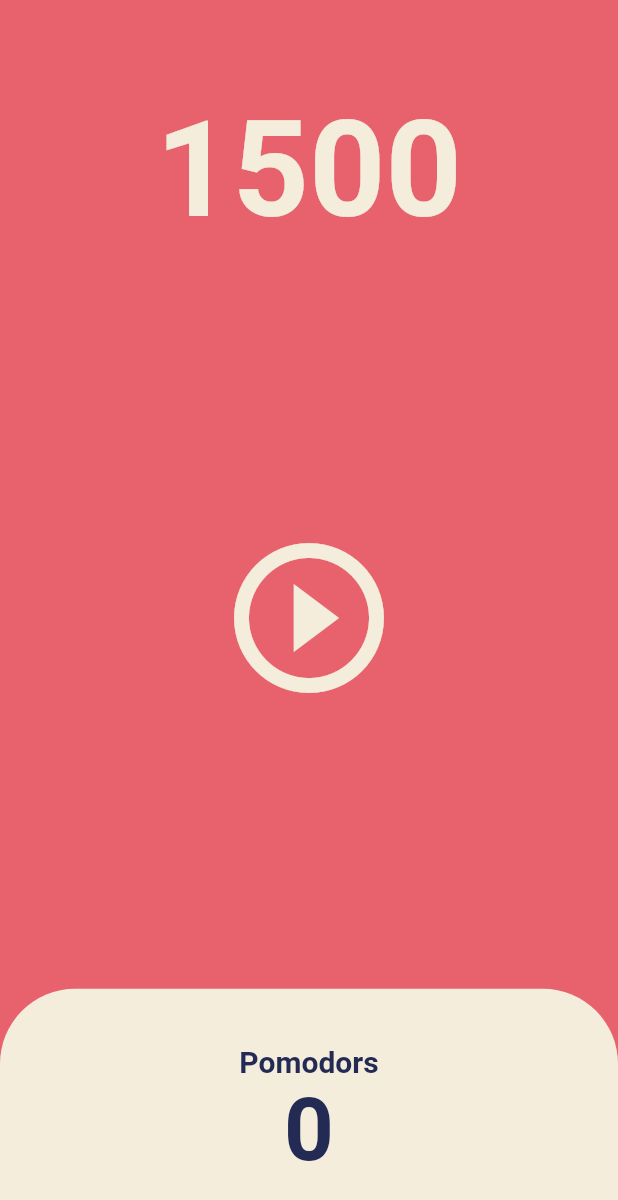
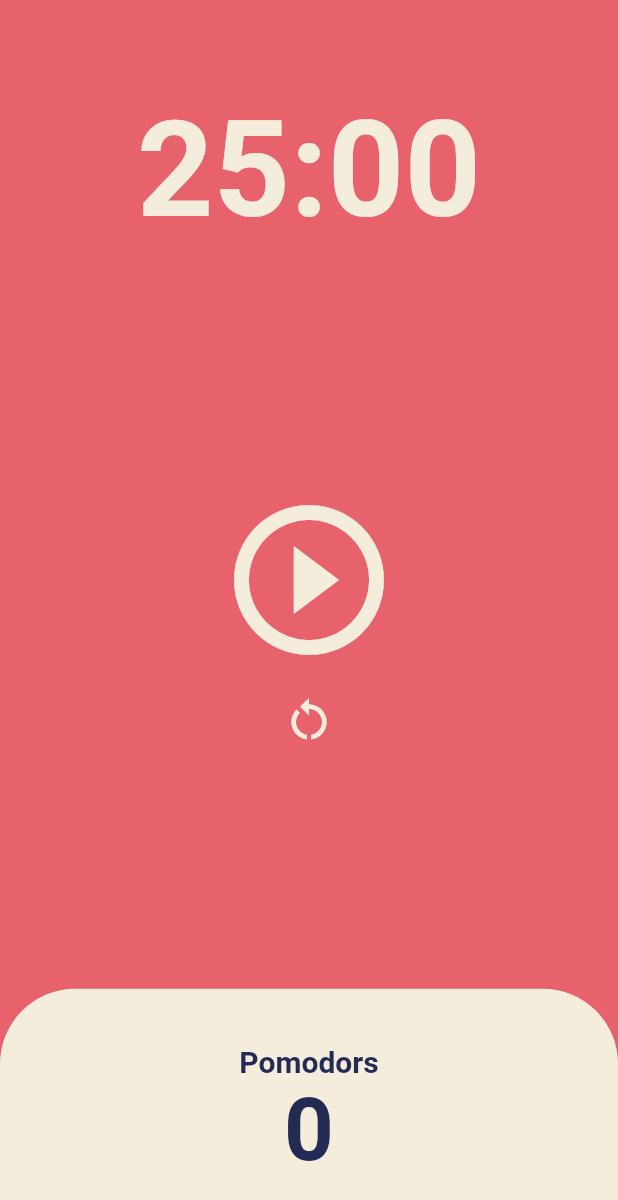
Before and after one commit to j-miiin/Flutter_Study_Nomad, a Flutter app: the screen it shows after launch, on a phone screen of 412 x 824 dp. Shown: the top 1200 px of the screen. Run offline on Flutter 3.47's test engine with Material 2 defaults, Android fonts, the phone set to English and light mode, and no system bars.

Commit message:
노마드 코더 Flutter 5.3 ~ 5.4 실습

```diff
--- a/pomodoro/lib/screen/home_screen.dart
+++ b/pomodoro/lib/screen/home_screen.dart
@@ -10,14 +10,25 @@ class HomeScreen extends StatefulWidget {
 }
 
 class _HomeScreenState extends State<HomeScreen> {
-  int totalSeconds = 1500;
+  static const twentyFiveMinutes = 1500;
+  int totalSeconds = twentyFiveMinutes;
   bool isRunning = false;
+  int totalPomodors = 0;
   late Timer timer;
 
   void onTick(Timer timer) {
+    if (totalSeconds == 0) {
+      setState(() {
+        totalPomodors = totalPomodors + 1;
+        isRunning = false;
+        totalSeconds = twentyFiveMinutes;
+      });
+      timer.cancel();
+    } else {
       setState(() {
         totalSeconds = totalSeconds - 1;
       });
+    }
   }
 
   void onStartPressed() {
@@ -37,6 +48,11 @@ class _HomeScreenState extends State<HomeScreen> {
     });
   }
 
+  String format(int seconds) {
+    var duration = Duration(seconds: seconds);
+    return duration.toString().split(".").first.substring(2, 7);
+  }
+
   @override
   Widget build(BuildContext context) {
     return Scaffold(
@@ -47,7 +63,7 @@ class _HomeScreenState extends State<HomeScreen> {
           child: Container(
             alignment: Alignment.bottomCenter,
             child: Text(
-              '$totalSeconds',
+              format(totalSeconds),
               style: TextStyle(
                 color: Theme.of(context).cardColor,
                 fontSize: 89,
@@ -59,13 +75,24 @@ class _HomeScreenState extends State<HomeScreen> {
         Flexible(
           flex: 3,
           child: Center(
-            child: IconButton(
+            child: Column(
+              mainAxisAlignment: MainAxisAlignment.center,
+              children: [
+                IconButton(
                   onPressed: isRunning ? onPausePressed : onStartPressed,
                   icon: Icon(isRunning
                       ? Icons.pause_circle_outline
                       : Icons.play_circle_outline),
                   iconSize: 120,
                   color: Theme.of(context).cardColor,
+                ),
+                IconButton(
+                  onPressed: () {},
+                  icon: Icon(Icons.restart_alt),
+                  iconSize: 35,
+                  color: Theme.of(context).cardColor,
+                ),
+              ],
             ),
           ),
         ),
@@ -94,7 +121,7 @@ class _HomeScreenState extends State<HomeScreen> {
                         ),
                       ),
                       Text(
-                        '0',
+                        '$totalPomodors',
                         style: TextStyle(
                           fontSize: 58,
                           color:
```
Lines whose indentation alone changed are shown as unchanged.
